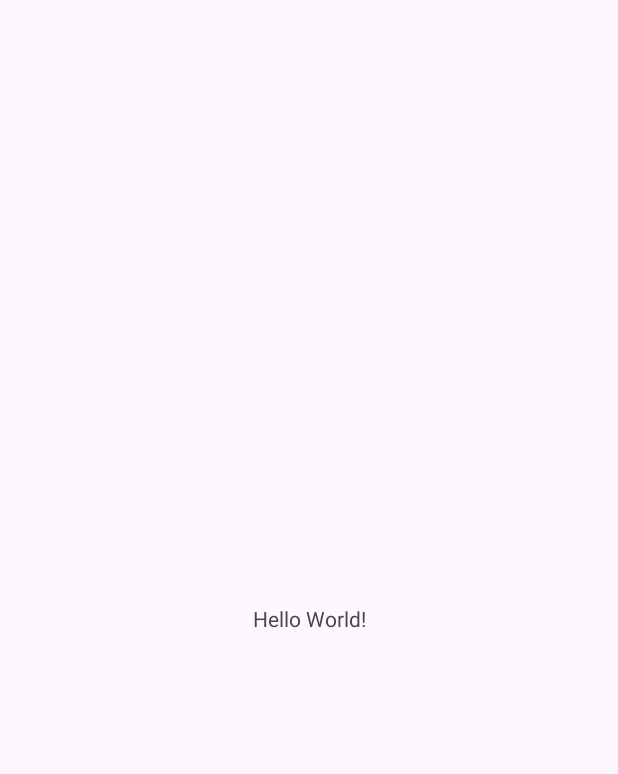
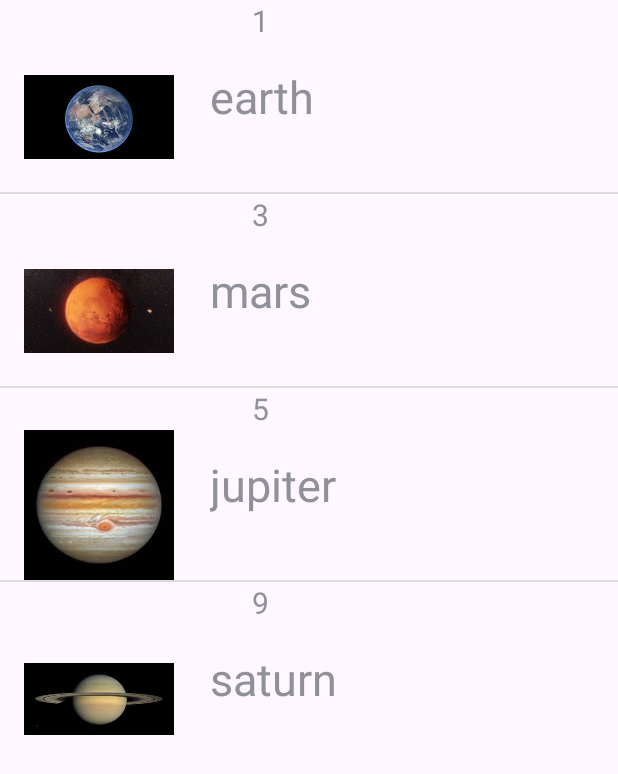
Before and after one commit to anjali29singh/Android-development, an Android app: the screen it shows after launch (MainActivity), on a phone screen of 412 x 824 dp. Before the commit the part shown is almost empty. Shown: the top 774 px of the screen. Run offline under Robolectric (Android 15) with nearby library versions, the phone set to English and light mode, and no system bars.

Commit message:
planet-app

```diff
--- /dev/null
+++ b/PlanetApp/app/src/main/java/com/example/planetapp/CustomAdapter.java
@@ -0,0 +1,71 @@
+package com.example.planetapp;
+
+import android.content.Context;
+import android.view.LayoutInflater;
+import android.view.View;
+import android.view.ViewGroup;
+import android.widget.ArrayAdapter;
+import android.widget.ImageView;
+import android.widget.TextView;
+
+import androidx.annotation.NonNull;
+import androidx.annotation.Nullable;
+
+import org.w3c.dom.Text;
+
+import java.util.ArrayList;
+
+public class CustomAdapter extends ArrayAdapter<Planet> {
+
+    private ArrayList<Planet> planetsList;
+    Context context;
+
+
+    public CustomAdapter (ArrayList<Planet> planets , Context context){
+
+        super(context,R.layout.list_item,planets);
+        this.planetsList = planets;
+        this.context = context;
+    }
+
+    private static class MyViewHolder{
+        TextView planetName;
+        TextView moonCount;
+        ImageView planetImg;
+    }
+
+    @NonNull
+    @Override
+    public View getView(int position, @Nullable View convertView, @NonNull ViewGroup parent) {
+//        return super.getView(position, convertView, parent);
+
+        Planet planet =  getItem(position);
+
+        MyViewHolder myViewHolder ;
+
+        final View result;
+
+        if(convertView==null){
+
+            myViewHolder = new MyViewHolder();
+
+            LayoutInflater layoutInflater = LayoutInflater.from(getContext());
+            convertView = layoutInflater.inflate(R.layout.list_item,parent,false);
+            myViewHolder.planetName = convertView.findViewById(R.id.planet_name);
+            myViewHolder.moonCount = convertView.findViewById(R.id.moon_count);
+            myViewHolder.planetImg = convertView.findViewById(R.id.imgView);
+
+            result = convertView;
+            convertView.setTag(myViewHolder);
+        }else{
+            myViewHolder = (MyViewHolder) convertView.getTag();
+            result = convertView;
+        }
+        myViewHolder.planetName.setText(planet.getPlanetName());
+        myViewHolder.moonCount.setText(planet.getMoonCount());
+        myViewHolder.planetImg.setImageResource(planet.getPlanetImage());
+        return result;
+    }
+
+
+}
--- a/PlanetApp/app/src/main/java/com/example/planetapp/MainActivity.java
+++ b/PlanetApp/app/src/main/java/com/example/planetapp/MainActivity.java
@@ -1,6 +1,7 @@
 package com.example.planetapp;
 
 import android.os.Bundle;
+import android.widget.ListView;
 
 import androidx.activity.EdgeToEdge;
 import androidx.appcompat.app.AppCompatActivity;
@@ -8,17 +9,38 @@ import androidx.core.graphics.Insets;
 import androidx.core.view.ViewCompat;
 import androidx.core.view.WindowInsetsCompat;
 
+import java.util.ArrayList;
+
 public class MainActivity extends AppCompatActivity {
 
+    ListView listView;
+    ArrayList<Planet> planetArrayList;
+    private   CustomAdapter adapter;
     @Override
     protected void onCreate(Bundle savedInstanceState) {
         super.onCreate(savedInstanceState);
         EdgeToEdge.enable(this);
         setContentView(R.layout.activity_main);
-        ViewCompat.setOnApplyWindowInsetsListener(findViewById(R.id.main), (v, insets) -> {
-            Insets systemBars = insets.getInsets(WindowInsetsCompat.Type.systemBars());
-            v.setPadding(systemBars.left, systemBars.top, systemBars.right, systemBars.bottom);
-            return insets;
-        });
+
+        //1. adapterview
+        listView = findViewById(R.id.listView);
+
+        //2. data source
+        planetArrayList = new ArrayList<>();
+
+        Planet planet1 = new Planet("earth","1",R.drawable.earth);
+        planetArrayList.add(planet1);
+        Planet planet2 = new Planet("mars","3",R.drawable.mars);
+        planetArrayList.add(planet2);
+        Planet planet3 = new Planet("jupiter","5",R.drawable.jupiter);
+        planetArrayList.add(planet3);
+        Planet planet4 = new Planet("saturn","9",R.drawable.saturn);
+        planetArrayList.add(planet4);
+
+        //adapter
+        adapter = new CustomAdapter(planetArrayList,getApplicationContext());
+
+        listView.setAdapter(adapter);
+
     }
 }
--- /dev/null
+++ b/PlanetApp/app/src/main/java/com/example/planetapp/Planet.java
@@ -0,0 +1,37 @@
+package com.example.planetapp;
+
+// model class for listview
+public class Planet {
+
+    private  String planetName ,moonCount;
+    private  int  planetImage;
+
+    public Planet(String planetName,String moonCount, int planetImage){
+
+        this.planetName = planetName;
+        this.moonCount = moonCount;
+        this.planetImage = planetImage;
+    }
+
+    //getters and setters
+    public int getPlanetImage() {
+        return planetImage;
+    }
+    public String getPlanetName() {
+        return planetName;
+    }
+    public String getMoonCount() {
+        return moonCount;
+    }
+
+    public void setMoonCount(String moonCount) {
+        this.moonCount = moonCount;
+    }
+    public void setPlanetImage(int planetImage) {
+        this.planetImage = planetImage;
+    }
+    public void setPlanetName(String planetName) {
+        this.planetName = planetName;
+    }
+
+}
--- a/PlanetApp/app/src/main/res/layout/activity_main.xml
+++ b/PlanetApp/app/src/main/res/layout/activity_main.xml
@@ -7,12 +7,10 @@
     android:layout_height="match_parent"
     tools:context=".MainActivity">
 
-    <TextView
+    <ListView
+        android:id="@+id/listView"
         android:layout_width="wrap_content"
         android:layout_height="wrap_content"
-        android:text="Hello World!"
-        app:layout_constraintBottom_toBottomOf="parent"
-        app:layout_constraintEnd_toEndOf="parent"
         app:layout_constraintStart_toStartOf="parent"
         app:layout_constraintTop_toTopOf="parent" />
 
--- /dev/null
+++ b/PlanetApp/app/src/main/res/layout/list_item.xml
@@ -0,0 +1,40 @@
+<?xml version="1.0" encoding="utf-8"?>
+<androidx.constraintlayout.widget.ConstraintLayout xmlns:android="http://schemas.android.com/apk/res/android"
+    xmlns:app="http://schemas.android.com/apk/res-auto"
+    xmlns:tools="http://schemas.android.com/tools"
+    android:layout_width="match_parent"
+    android:layout_height="wrap_content">
+
+    <ImageView
+        android:id="@+id/imgView"
+        android:layout_width="100dp"
+        android:layout_height="100dp"
+        android:layout_marginStart="16dp"
+        android:layout_marginTop="28dp"
+        app:layout_constraintStart_toStartOf="parent"
+        app:layout_constraintTop_toTopOf="parent" />
+
+    <TextView
+        android:id="@+id/planet_name"
+        android:layout_width="wrap_content"
+        android:layout_height="wrap_content"
+        android:layout_marginStart="24dp"
+        android:layout_marginTop="44dp"
+        android:text="Planet Name"
+        android:textSize="30sp"
+        app:layout_constraintStart_toEndOf="@+id/imgView"
+        app:layout_constraintTop_toTopOf="parent" />
+
+    <TextView
+        android:id="@+id/moon_count"
+        android:layout_width="wrap_content"
+        android:layout_height="wrap_content"
+        android:layout_marginStart="52dp"
+        android:layout_marginTop="8dp"
+        android:text="0 Moons"
+        android:textSize="20sp"
+        app:layout_constraintStart_toEndOf="@+id/imgView"
+        app:layout_constraintTop_toBottomOf="@+id/title" />
+
+
+</androidx.constraintlayout.widget.ConstraintLayout>
```
Also changed, not shown: PlanetApp/app/src/main/res/drawable/earth.png (added), PlanetApp/app/src/main/res/drawable/jupiter.png (added), PlanetApp/app/src/main/res/drawable/mars.png (added), PlanetApp/app/src/main/res/drawable/mercury.png (added), PlanetApp/app/src/main/res/drawable/saturn.png (added), PlanetApp/app/src/main/res/drawable/venus.png (added).
